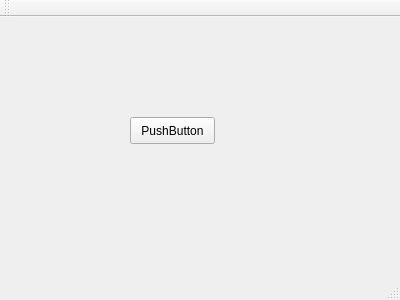
sunjiangbo/gyTool-Manager, file QTClient/mainwindow.ui: the form before one commit.
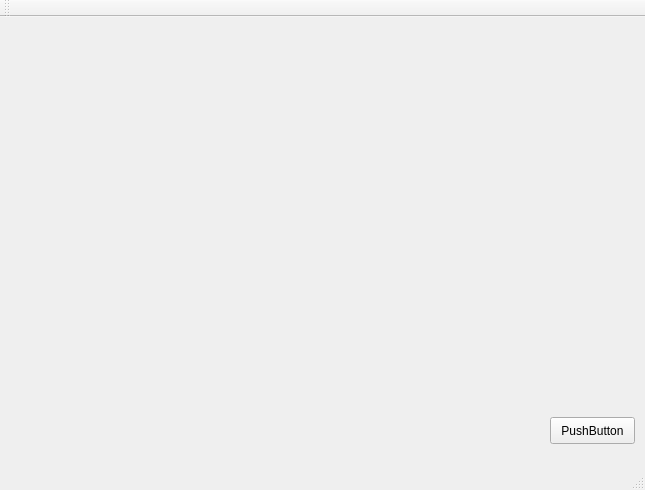
The form after the commit.

```diff
--- a/QTClient/mainwindow.ui
+++ b/QTClient/mainwindow.ui
@@ -6,8 +6,8 @@
    <rect>
     <x>0</x>
     <y>0</y>
-    <width>400</width>
-    <height>300</height>
+    <width>645</width>
+    <height>490</height>
    </rect>
   </property>
   <property name="windowTitle">
@@ -17,8 +17,8 @@
    <widget class="QPushButton" name="pushButton">
     <property name="geometry">
      <rect>
-      <x>130</x>
-      <y>100</y>
+      <x>550</x>
+      <y>400</y>
       <width>85</width>
       <height>27</height>
      </rect>
```
Left out of the diff: 4 changed lines with no effect on the pictures.
